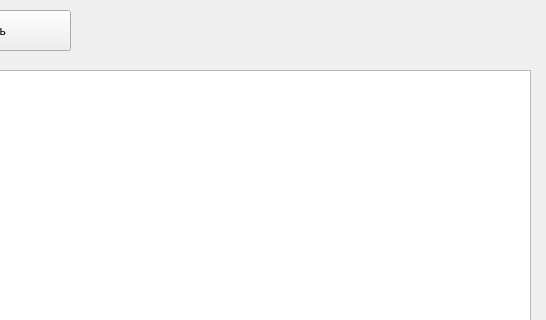
Qt form main.ui (joer0k/coffees_yandex) before a commit; both pictures show x 130 to 676 and y 0 to 320 of the 676 by 401 pixel window.
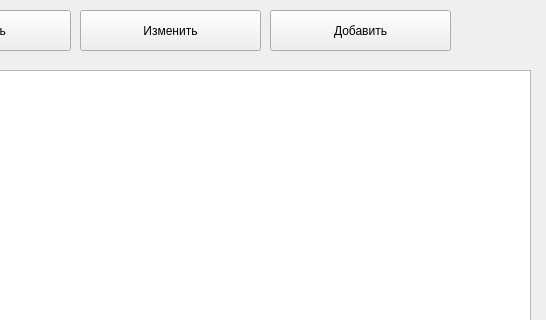
The same form after that commit.

```diff
--- a/main.ui
+++ b/main.ui
@@ -37,6 +37,32 @@
      </rect>
     </property>
    </widget>
+   <widget class="QPushButton" name="button_change">
+    <property name="geometry">
+     <rect>
+      <x>210</x>
+      <y>10</y>
+      <width>181</width>
+      <height>41</height>
+     </rect>
+    </property>
+    <property name="text">
+     <string>Изменить</string>
+    </property>
+   </widget>
+   <widget class="QPushButton" name="button_add">
+    <property name="geometry">
+     <rect>
+      <x>400</x>
+      <y>10</y>
+      <width>181</width>
+      <height>41</height>
+     </rect>
+    </property>
+    <property name="text">
+     <string>Добавить</string>
+    </property>
+   </widget>
   </widget>
   <widget class="QStatusBar" name="statusbar"/>
  </widget>
```
Left out of the diff: 2 changed lines with no effect on the pictures.
